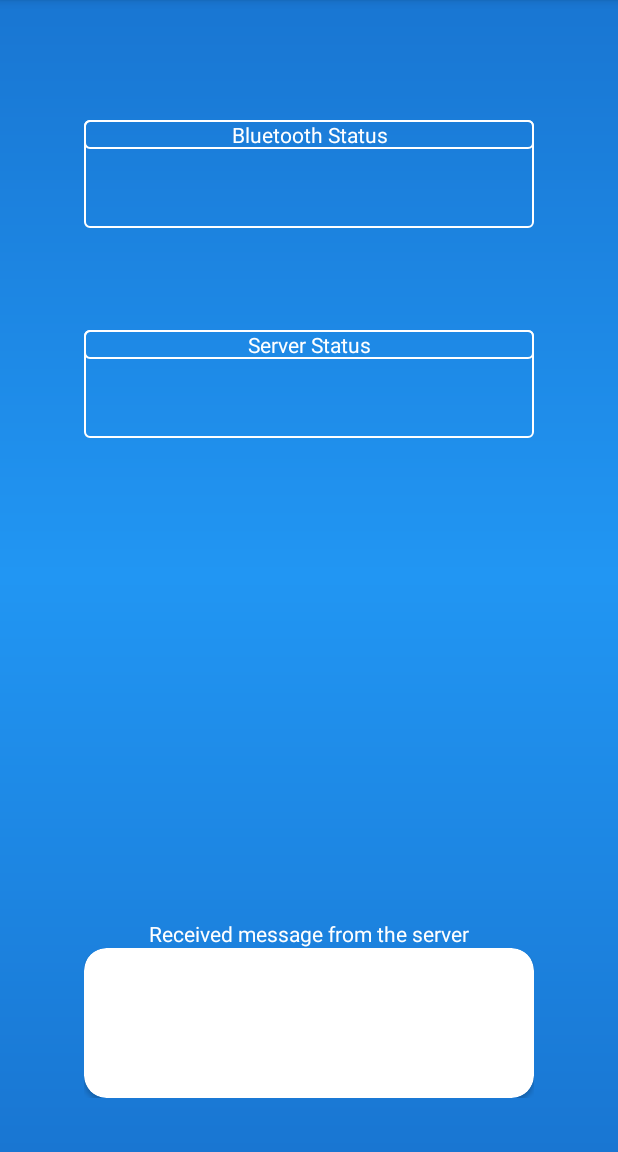
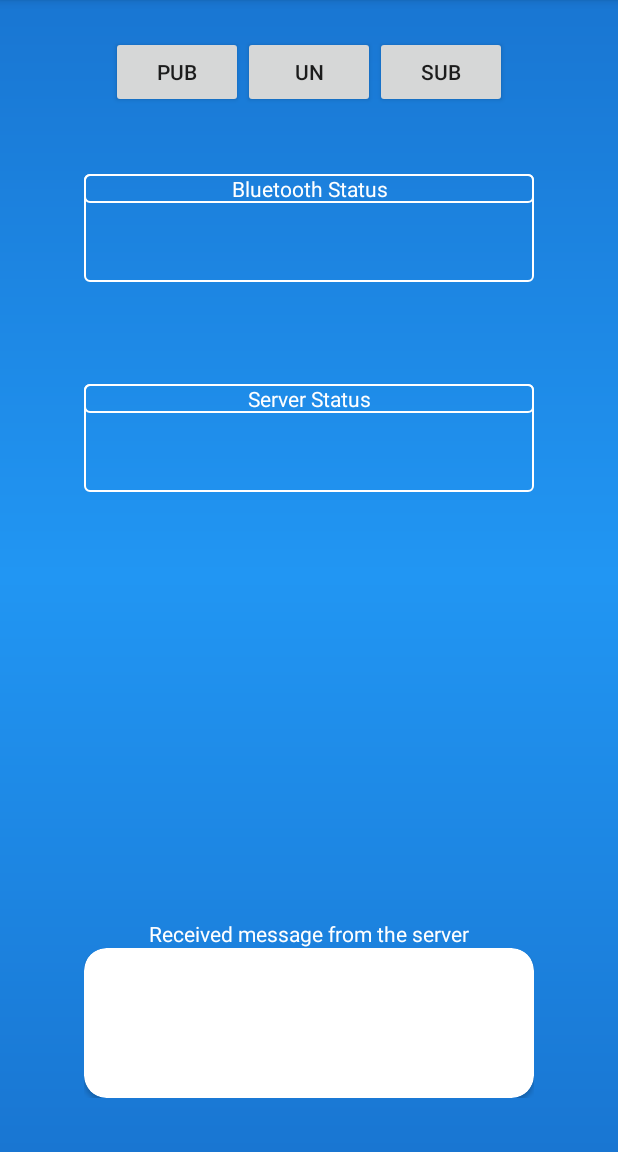
Before and after one commit to MrBenjoo/IOT-Bluetooth, an Android app: the screen it shows after launch (MainActivity), on a phone screen of 412 x 824 dp, the part 84-1236 px from its top. Run offline under Robolectric (Android 15) with nearby library versions, the phone set to English and light mode, and no system bars; 2 statements that could not run were skipped.

```diff
--- a/app/src/main/java/com/example/project/iot_bluetooth/ConnectedThread.java
+++ b/app/src/main/java/com/example/project/iot_bluetooth/ConnectedThread.java
@@ -11,7 +11,6 @@ public class ConnectedThread extends Thread {
     private InputStream input;
     private MyHandler handler;
     private boolean reading = true;
-    public static final int WRISTBAND_DATA = 1;
 
     public ConnectedThread(BluetoothSocket btSocket, MyHandler handler) {
         this.btSocket = btSocket;
@@ -34,7 +33,7 @@ public class ConnectedThread extends Thread {
                 bytes += input.read(buffer, bytes, buffer.length - bytes);
                 for (int i = begin; i < bytes; i++) {
                     if (buffer[i] == '\n') {
-                        handler.obtainMessage(WRISTBAND_DATA, begin, i, buffer).sendToTarget();
+                        handler.obtainMessage(Constants.WRISTBAND_DATA, begin, i, buffer).sendToTarget();
                         begin = i + 1;
                         if (i == bytes - 1) {
                             bytes = 0;
@@ -50,6 +49,7 @@ public class ConnectedThread extends Thread {
 
     public void cancel() throws IOException {
         reading = false;
+        input.close();
         btSocket.close();
     }
 }
--- a/app/src/main/java/com/example/project/iot_bluetooth/MainActivity.java
+++ b/app/src/main/java/com/example/project/iot_bluetooth/MainActivity.java
@@ -4,13 +4,16 @@ import android.content.Intent;
 import android.support.design.widget.Snackbar;
 import android.support.v7.app.AppCompatActivity;
 import android.os.Bundle;
+import android.view.View;
+import android.widget.Button;
 import android.widget.TextView;
 
 import static com.example.project.iot_bluetooth.Controller.REQUEST_ENABLE_BT;
 
 
-public class MainActivity extends AppCompatActivity  {
+public class MainActivity extends AppCompatActivity implements View.OnClickListener {
     private TextView tvStatus, tvMqttStatus, tvGesture;
+    private Button btnUnsub, btnSub, btnPub; // Används endast för test
     static Controller controller;
 
     @Override
@@ -25,6 +28,15 @@ public class MainActivity extends AppCompatActivity  {
         tvStatus = findViewById(R.id.activity_tv_status);
         tvMqttStatus = findViewById(R.id.activity_tv_mqtt_status);
         tvGesture = findViewById(R.id.activity_tv_gesture);
+
+        /* ANVÄNDS ENDAST FÖR TEST */
+        btnUnsub = findViewById(R.id.btn_unsubscribe);
+        btnSub = findViewById(R.id.btn_subscribe);
+        btnPub = findViewById(R.id.btn_publish);
+        btnUnsub.setOnClickListener(this);
+        btnSub.setOnClickListener(this);
+        btnPub.setOnClickListener(this);
+
     }
 
     @Override
@@ -51,10 +63,6 @@ public class MainActivity extends AppCompatActivity  {
         tvGesture.setText(gesture);
     }
 
-    public void showText(String text) {
-        Snackbar.make(findViewById(android.R.id.content), text, Snackbar.LENGTH_LONG).show();
-    }
-
     @Override
     protected void onPause() {
         super.onPause();
@@ -66,4 +74,19 @@ public class MainActivity extends AppCompatActivity  {
         super.onDestroy();
         controller.onDestroy();
     }
+
+    @Override
+    public void onClick(View view) {
+        switch (view.getId()) {
+            case R.id.btn_subscribe:
+                controller.testSubscribe_topicTest();
+                break;
+            case R.id.btn_unsubscribe:
+                controller.testUnsubscribeFrom_topicTest();
+                break;
+            case R.id.btn_publish:
+                controller.testPublishMessage_ThisIsATest();
+                break;
+        }
+    }
 }
--- a/app/src/main/java/com/example/project/iot_bluetooth/MyHandler.java
+++ b/app/src/main/java/com/example/project/iot_bluetooth/MyHandler.java
@@ -33,6 +33,10 @@ public class MyHandler extends Handler {
                 receivedData = receivedData.substring(begin, end);
                 Log.d("MyHandler", "message = " + receivedData);
                 break;
+
+                case ConnectThread.CONNECTION_FAILED:
+                    controller.setBluetoothStatus("No connection to " + msg.obj);
+                    break;
         }
     }
 
--- a/app/src/main/res/layout/activity_main.xml
+++ b/app/src/main/res/layout/activity_main.xml
@@ -8,17 +8,51 @@
     tools:context="com.example.project.iot_bluetooth.MainActivity">
 
     <LinearLayout
+        android:id="@+id/linearLayout"
+        android:layout_width="wrap_content"
+        android:layout_height="wrap_content"
+        android:layout_marginEnd="8dp"
+        android:layout_marginStart="8dp"
+        android:layout_marginTop="24dp"
+        android:orientation="horizontal"
+        app:layout_constraintEnd_toEndOf="parent"
+        app:layout_constraintStart_toStartOf="parent"
+        app:layout_constraintTop_toTopOf="parent">
+
+        <Button
+            android:id="@+id/btn_publish"
+            android:layout_width="wrap_content"
+            android:layout_height="wrap_content"
+            android:layout_weight="1"
+            android:text="PUB" />
+
+        <Button
+            android:id="@+id/btn_unsubscribe"
+            android:layout_width="wrap_content"
+            android:layout_height="wrap_content"
+            android:layout_weight="1"
+            android:text="UN" />
+
+        <Button
+            android:id="@+id/btn_subscribe"
+            android:layout_width="wrap_content"
+            android:layout_height="wrap_content"
+            android:layout_weight="1"
+            android:text="SUB" />
+    </LinearLayout>
+
+    <LinearLayout
         android:id="@+id/linearLayoutTop"
         android:layout_width="300dp"
         android:layout_height="wrap_content"
         android:layout_marginEnd="8dp"
         android:layout_marginStart="8dp"
-        android:layout_marginTop="80dp"
+        android:layout_marginTop="44dp"
         android:background="@drawable/white_border_bg"
         android:orientation="vertical"
         app:layout_constraintEnd_toEndOf="parent"
         app:layout_constraintStart_toStartOf="parent"
-        app:layout_constraintTop_toTopOf="parent">
+        app:layout_constraintTop_toBottomOf="@+id/linearLayout">
 
         <TextView
             android:id="@+id/activity_tv_bt_status_title"
```
Also changed, not shown: app/src/main/java/com/example/project/iot_bluetooth/ConnectThread.java (+32 -14 lines), app/src/main/java/com/example/project/iot_bluetooth/Constants.java (added, +19 -0 lines), app/src/main/java/com/example/project/iot_bluetooth/Controller.java (+98 -27 lines), app/src/main/java/com/example/project/iot_bluetooth/MqttConstants.java (deleted, +0 -12 lines), app/src/main/java/com/example/project/iot_bluetooth/MqttMessageService.java (+2 -8 lines), app/src/main/java/com/example/project/iot_bluetooth/PahoMqttClient.java (+4 -4 lines), app/src/main/java/com/example/project/iot_bluetooth/TestClass.java (added, +71 -0 lines).
